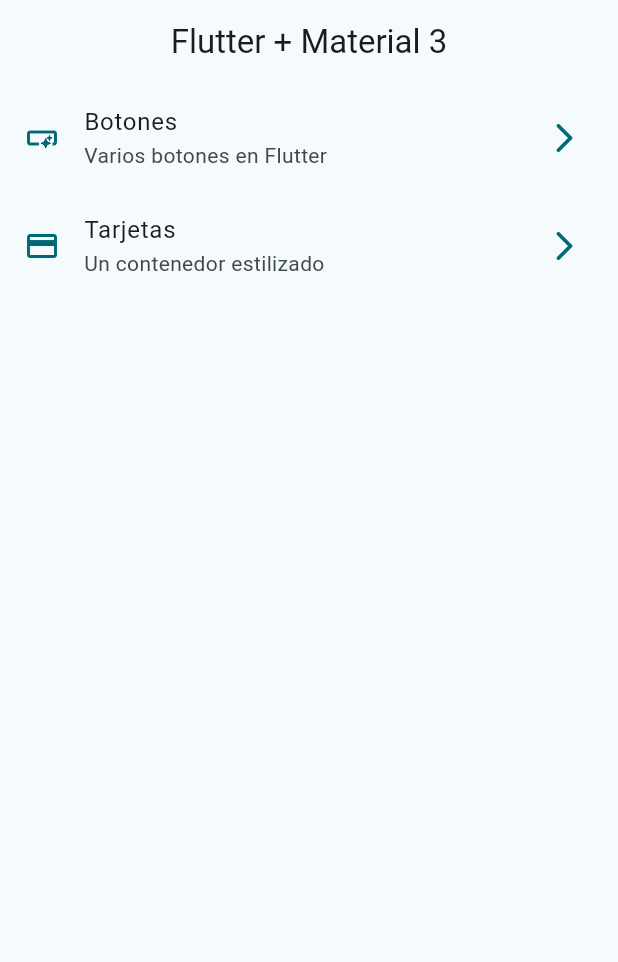
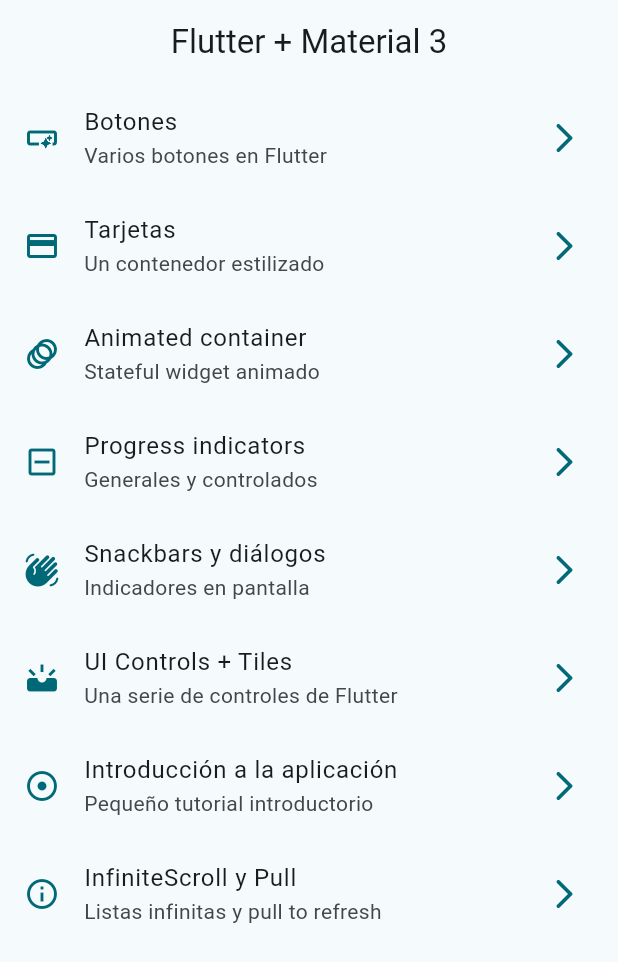
Before and after one commit to cristiandelcidd/widgets_app, a Flutter app: the screen it shows after launch, on a phone screen of 412 x 824 dp. Shown: the top 962 px of the screen. Run offline on Flutter 3.47's test engine with Material 2 defaults, Android fonts, the phone set to English and light mode, and no system bars; our stand-ins replace go_router.

Commit message:
Missing screens finished

```diff
--- a/lib/config/menu/menu_items.dart
+++ b/lib/config/menu/menu_items.dart
@@ -25,4 +25,34 @@ const appMenuItems = <MenuItem>[
       subTitle: 'Un contenedor estilizado',
       link: '/cards',
       icon: Icons.credit_card),
+  MenuItem(
+      title: 'Animated container',
+      subTitle: 'Stateful widget animado',
+      link: '/animated',
+      icon: Icons.animation),
+  MenuItem(
+      title: 'Progress indicators',
+      subTitle: 'Generales y controlados',
+      link: '/progress',
+      icon: Icons.indeterminate_check_box_outlined),
+  MenuItem(
+      title: 'Snackbars y diálogos',
+      subTitle: 'Indicadores en pantalla',
+      link: '/snackbar',
+      icon: Icons.waving_hand_rounded),
+  MenuItem(
+      title: 'UI Controls + Tiles',
+      subTitle: 'Una serie de controles de Flutter',
+      link: '/ui',
+      icon: Icons.upcoming),
+  MenuItem(
+      title: 'Introducción a la aplicación',
+      subTitle: 'Pequeño tutorial introductorio',
+      link: '/tutorial',
+      icon: Icons.adjust_sharp),
+  MenuItem(
+      title: 'InfiniteScroll y Pull',
+      subTitle: 'Listas infinitas y pull to refresh',
+      link: '/infinite',
+      icon: Icons.info_outlined),
 ];
--- a/lib/config/router/app_router.dart
+++ b/lib/config/router/app_router.dart
@@ -21,5 +21,35 @@ final GoRouter appRouter = GoRouter(
       name: CardsScreen.name,
       builder: (context, state) => const CardsScreen(),
     ),
+    GoRoute(
+      path: '/animated',
+      name: AnimatedScreen.name,
+      builder: (context, state) => const AnimatedScreen(),
+    ),
+    GoRoute(
+      path: '/tutorial',
+      name: AppTutorialScreen.name,
+      builder: (context, state) => const AppTutorialScreen(),
+    ),
+    GoRoute(
+      path: '/infinite',
+      name: InfiniteScrollScreen.name,
+      builder: (context, state) => const InfiniteScrollScreen(),
+    ),
+    GoRoute(
+      path: '/progress',
+      name: ProgressScreen.name,
+      builder: (context, state) => const ProgressScreen(),
+    ),
+    GoRoute(
+      path: '/snackbar',
+      name: SnackbarScreen.name,
+      builder: (context, state) => const SnackbarScreen(),
+    ),
+    GoRoute(
+      path: '/ui',
+      name: UiControllsScreen.name,
+      builder: (context, state) => const UiControllsScreen(),
+    ),
   ],
 );
--- /dev/null
+++ b/lib/presentation/screens/animated/animated_screen.dart
@@ -0,0 +1,15 @@
+import 'package:flutter/material.dart';
+
+class AnimatedScreen extends StatelessWidget {
+  static const name = 'animated_screen';
+
+  const AnimatedScreen({super.key});
+
+  @override
+  Widget build(BuildContext context) {
+    return Scaffold(
+      appBar: AppBar(title: const Text('Animated Screen')),
+      body: const Placeholder(),
+    );
+  }
+}
--- /dev/null
+++ b/lib/presentation/screens/app_tutorial/app_tutorial_screen.dart
@@ -0,0 +1,17 @@
+import 'package:flutter/material.dart';
+
+class AppTutorialScreen extends StatelessWidget {
+  static const name = 'tutorial_screen';
+
+  const AppTutorialScreen({super.key});
+
+  @override
+  Widget build(BuildContext context) {
+    return Scaffold(
+      appBar: AppBar(
+        title: const Text('App Tutorial Screen'),
+      ),
+      body: const Placeholder(),
+    );
+  }
+}
--- /dev/null
+++ b/lib/presentation/screens/progress/progress_screen.dart
@@ -0,0 +1,17 @@
+import 'package:flutter/material.dart';
+
+class ProgressScreen extends StatelessWidget {
+  static const name = 'progress_screen';
+
+  const ProgressScreen({super.key});
+
+  @override
+  Widget build(BuildContext context) {
+    return Scaffold(
+      appBar: AppBar(
+        title: const Text('Progress Screen'),
+      ),
+      body: const Placeholder(),
+    );
+  }
+}
--- a/lib/presentation/screens/screens.dart
+++ b/lib/presentation/screens/screens.dart
@@ -1,3 +1,9 @@
+export 'package:widgets_app/presentation/screens/animated/animated_screen.dart';
+export 'package:widgets_app/presentation/screens/app_tutorial/app_tutorial_screen.dart';
 export 'package:widgets_app/presentation/screens/buttons/buttons_screen.dart';
 export 'package:widgets_app/presentation/screens/cards/cards_screen.dart';
 export 'package:widgets_app/presentation/screens/home/home_screen.dart';
+export 'package:widgets_app/presentation/screens/infinite_scroll/infinite_scroll_screen.dart';
+export 'package:widgets_app/presentation/screens/progress/progress_screen.dart';
+export 'package:widgets_app/presentation/screens/snackbar/snackbar_screen.dart';
+export 'package:widgets_app/presentation/screens/ui_controlls/ui_controlls_screen.dart';
```
Also changed, not shown: lib/presentation/screens/infinite_scroll/infinite_scroll_screen.dart (added, +17 -0 lines), lib/presentation/screens/snackbar/snackbar_screen.dart (added, +17 -0 lines), lib/presentation/screens/ui_controlls/ui_controlls_screen.dart (added, +17 -0 lines).
